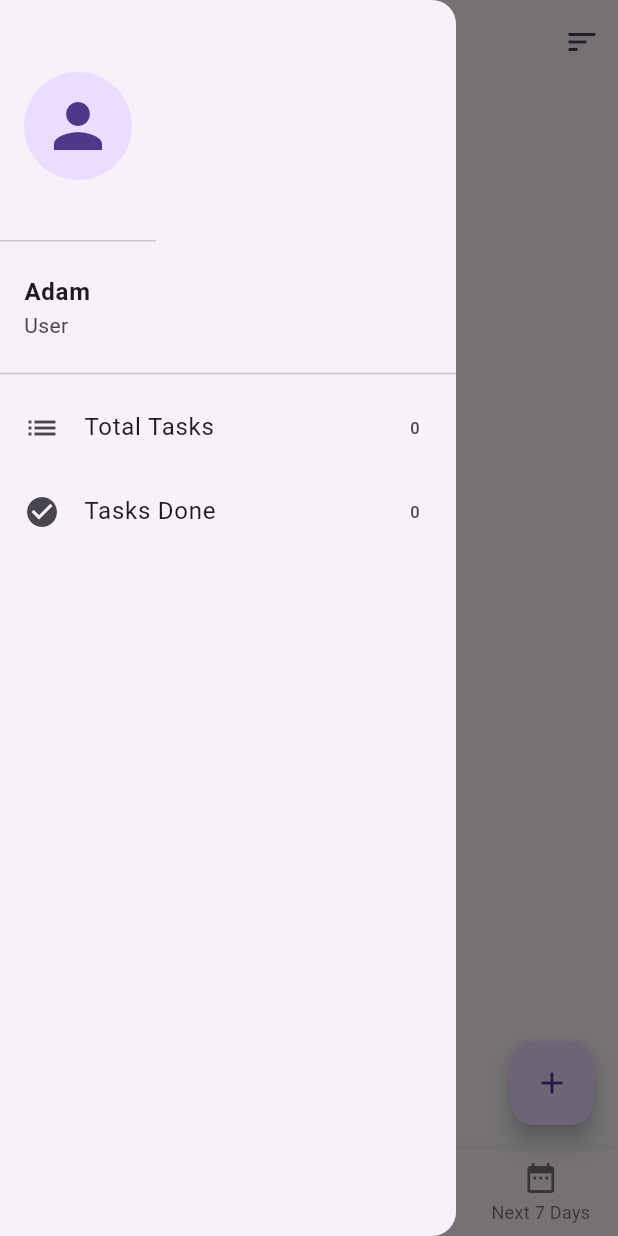
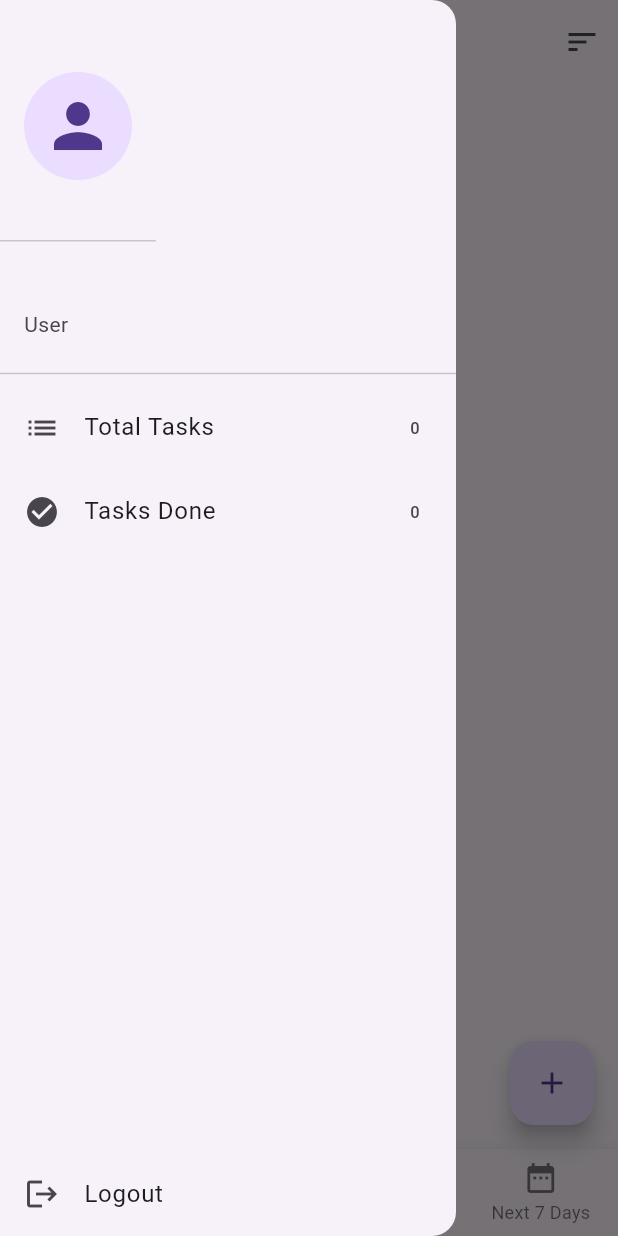
Before and after one commit to Adam-Ousse/todo_app, a Flutter app: the screen it shows after launch, after a tap on "Login", after a tap on the "menu" icon, on a phone screen of 412 x 824 dp. Run offline on Flutter 3.47's test engine with Material 3 defaults, Android fonts, the phone set to English and light mode, and no system bars; our stand-ins replace cloud_firestore, firebase_core, shared_preferences; accounts and stored records are empty.

Commit message:
add shared_preferences add logout

```diff
--- a/lib/add_edit_task_dialog.dart
+++ b/lib/add_edit_task_dialog.dart
@@ -130,6 +130,7 @@ Future<Task?> showAddEditTaskDialog(BuildContext context, {Task? taskToEdit}) {
                         dueDate: newDueDate,
                         tags: newTags,
                         priority: newPriority,
+                        username: '', // Will be set in main_screen
                       ),
                     );
                   }
--- a/lib/login_screen.dart
+++ b/lib/login_screen.dart
@@ -2,6 +2,7 @@ import 'package:flutter/material.dart';
 import 'main_screen.dart';
 import 'signup_screen.dart';
 import 'package:cloud_firestore/cloud_firestore.dart';
+import 'package:shared_preferences/shared_preferences.dart';
 
 class LoginScreen extends StatefulWidget {
   const LoginScreen({super.key});
@@ -40,10 +41,15 @@ class _LoginScreenState extends State<LoginScreen> {
           'status': 'success',
           'timestamp': FieldValue.serverTimestamp(),
         });
+        // Save username to SharedPreferences
+        final prefs = await SharedPreferences.getInstance();
+        await prefs.setString('username', username);
         if (mounted) {
           setState(() => _loading = false);
           Navigator.of(context).pushReplacement(
-            MaterialPageRoute(builder: (_) => const MyHomePage(title: 'Inbox')),
+            MaterialPageRoute(
+              builder: (_) => MyHomePage(title: 'Inbox', username: username),
+            ),
           );
         }
       } else {
--- a/lib/main.dart
+++ b/lib/main.dart
@@ -1,8 +1,9 @@
 import 'package:firebase_core/firebase_core.dart';
 import 'package:flutter/material.dart';
 import 'package:todo_app/firebase_options.dart';
-// import 'main_screen.dart';
 import 'login_screen.dart';
+import 'main_screen.dart';
+import 'package:shared_preferences/shared_preferences.dart';
 
 void main() async {
   WidgetsFlutterBinding.ensureInitialized();
@@ -12,13 +13,33 @@ void main() async {
 
 class MyApp extends StatelessWidget {
   const MyApp({super.key});
+
+  Future<Widget> _getStartScreen() async {
+    final prefs = await SharedPreferences.getInstance();
+    final username = prefs.getString('username');
+    if (username != null && username.isNotEmpty) {
+      return MyHomePage(title: 'Inbox', username: username);
+    }
+    return const LoginScreen();
+  }
+
   @override
   Widget build(BuildContext context) {
     return MaterialApp(
       debugShowCheckedModeBanner: false,
       title: 'To-Do App',
       theme: ThemeData(primarySwatch: Colors.blue, useMaterial3: true),
-      home: const LoginScreen(),
+      home: FutureBuilder<Widget>(
+        future: _getStartScreen(),
+        builder: (context, snapshot) {
+          if (snapshot.connectionState == ConnectionState.done) {
+            return snapshot.data!;
+          }
+          return const Scaffold(
+            body: Center(child: CircularProgressIndicator()),
+          );
+        },
+      ),
     );
   }
 }
--- a/lib/main_screen.dart
+++ b/lib/main_screen.dart
@@ -1,44 +1,113 @@
 import 'package:flutter/material.dart';
+import 'package:cloud_firestore/cloud_firestore.dart';
+import 'package:shared_preferences/shared_preferences.dart';
 import 'add_edit_task_dialog.dart';
+import 'login_screen.dart';
 
 // --- Models & Enums ---
 enum TaskPriority { low, medium, high }
 
 class Task {
+  String id; // Firestore doc id
   String title;
   String description;
   bool isDone;
   DateTime dueDate;
   List<String> tags;
   TaskPriority priority;
+  String username;
 
   Task({
+    this.id = '',
     required this.title,
     this.description = '',
     this.isDone = false,
     DateTime? dueDate,
     this.tags = const [],
     this.priority = TaskPriority.low,
+    required this.username,
   }) : dueDate = dueDate ?? DateTime.now();
+
+  Map<String, dynamic> toMap() => {
+    'title': title,
+    'description': description,
+    'isDone': isDone,
+    'dueDate': dueDate.millisecondsSinceEpoch,
+    'tags': tags,
+    'priority': priority.index,
+    'username': username,
+  };
+
+  static Task fromDoc(DocumentSnapshot doc) {
+    final data = doc.data() as Map<String, dynamic>;
+    return Task(
+      id: doc.id,
+      title: data['title'] ?? '',
+      description: data['description'] ?? '',
+      isDone: data['isDone'] ?? false,
+      dueDate: DateTime.fromMillisecondsSinceEpoch(data['dueDate'] ?? 0),
+      tags: List<String>.from(data['tags'] ?? []),
+      priority: TaskPriority.values[data['priority'] ?? 0],
+      username: data['username'] ?? '',
+    );
+  }
 }
 
 // --- Main Screen ---
 class MyHomePage extends StatefulWidget {
-  const MyHomePage({super.key, required this.title});
   final String title;
+  final String username;
+  const MyHomePage({super.key, required this.title, required this.username});
   @override
   State<MyHomePage> createState() => _MyHomePageState();
 }
 
 class _MyHomePageState extends State<MyHomePage> {
-  final List<Task> _tasks = [];
+  List<Task> _tasks = [];
   int _selectedTab = 0;
   String _sortMethod = "none"; // "none", "date", "priority"
+  bool _loading = true;
 
   // --- Drawer Info ---
-  String userName = "Adam";
+  String get userName => widget.username;
   int get totalTasks => _tasks.length;
   int get doneTasks => _tasks.where((t) => t.isDone).length;
+
+  @override
+  void initState() {
+    super.initState();
+    _fetchTasks();
+  }
+
+  Future<void> _fetchTasks() async {
+    setState(() => _loading = true);
+    final snap =
+        await FirebaseFirestore.instance
+            .collection('tasks')
+            .where('username', isEqualTo: widget.username)
+            .get();
+    _tasks = snap.docs.map((doc) => Task.fromDoc(doc)).toList();
+    _sortTasks();
+    setState(() => _loading = false);
+  }
+
+  Future<void> _addTaskToFirestore(Task task) async {
+    final doc = await FirebaseFirestore.instance
+        .collection('tasks')
+        .add(task.toMap());
+    task.id = doc.id;
+  }
+
+  Future<void> _updateTaskInFirestore(Task task) async {
+    await FirebaseFirestore.instance
+        .collection('tasks')
+        .doc(task.id)
+        .set(task.toMap());
+  }
+
+  Future<void> _deleteTaskFromFirestore(Task task) async {
+    await FirebaseFirestore.instance.collection('tasks').doc(task.id).delete();
+  }
 
   Drawer _buildDrawer() {
     return Drawer(
@@ -69,6 +138,21 @@ class _MyHomePageState extends State<MyHomePage> {
               leading: const Icon(Icons.check_circle),
               title: const Text("Tasks Done"),
               trailing: Text("$doneTasks"),
+            ),
+            const Spacer(),
+            ListTile(
+              leading: const Icon(Icons.logout),
+              title: const Text("Logout"),
+              onTap: () async {
+                final prefs = await SharedPreferences.getInstance();
+                await prefs.remove('username');
+                if (mounted) {
+                  Navigator.of(context).pushAndRemoveUntil(
+                    MaterialPageRoute(builder: (_) => const LoginScreen()),
+                    (route) => false,
+                  );
+                }
+              },
             ),
           ],
         ),
@@ -138,19 +222,22 @@ class _MyHomePageState extends State<MyHomePage> {
   void _showTaskDialog({Task? taskToEdit, int? taskIndex}) async {
     final result = await showAddEditTaskDialog(context, taskToEdit: taskToEdit);
     if (result != null) {
-      setState(() {
+      result.username = widget.username;
+      setState(() => _loading = true);
       if (taskToEdit == null) {
+        await _addTaskToFirestore(result);
         _tasks.add(result);
       } else {
+        result.id = taskToEdit.id;
+        await _updateTaskInFirestore(result);
         _tasks[taskIndex!] = result;
       }
       _sortTasks();
-      });
+      setState(() => _loading = false);
     }
   }
 
   void _sortTasks() {
-    setState(() {
     switch (_sortMethod) {
       case "date":
         _tasks.sort((a, b) => a.dueDate.compareTo(b.dueDate));
@@ -159,7 +246,7 @@ class _MyHomePageState extends State<MyHomePage> {
         _tasks.sort((a, b) => b.priority.index.compareTo(a.priority.index));
         break;
     }
-    });
+    setState(() {});
   }
 
   List<Task> _getFilteredTasks() {
@@ -204,6 +291,9 @@ class _MyHomePageState extends State<MyHomePage> {
   }
 
   Widget _buildTaskList(List<Task> filteredTasks) {
+    if (_loading) {
+      return const Center(child: CircularProgressIndicator());
+    }
     if (filteredTasks.isEmpty) {
       return const Center(child: Text('No tasks in this category'));
     }
@@ -215,7 +305,7 @@ class _MyHomePageState extends State<MyHomePage> {
         final decoration = task.isDone ? TextDecoration.lineThrough : null;
         final textColor = task.isDone ? Colors.grey : null;
         return Dismissible(
-          key: Key('task_${_tasks.indexOf(task)}'),
+          key: Key('task_${task.id}'),
           background: Container(
             color: Colors.red,
             alignment: Alignment.centerRight,
@@ -223,13 +313,16 @@ class _MyHomePageState extends State<MyHomePage> {
             child: const Icon(Icons.delete, color: Colors.white),
           ),
           direction: DismissDirection.endToStart,
-          onDismissed: (_) {
-            setState(() => _tasks.remove(task));
+          onDismissed: (_) async {
+            setState(() => _loading = true);
+            await _deleteTaskFromFirestore(task);
+            _tasks.removeWhere((t) => t.id == task.id);
+            setState(() => _loading = false);
           },
           child: Card(
             margin: const EdgeInsets.symmetric(horizontal: 8, vertical: 4),
             child: InkWell(
-              onTap: () => _editTask(_tasks.indexOf(task)),
+              onTap: () => _editTask(_tasks.indexWhere((t) => t.id == task.id)),
               child: Padding(
                 padding: const EdgeInsets.all(8.0),
                 child: Row(
@@ -237,8 +330,10 @@ class _MyHomePageState extends State<MyHomePage> {
                   children: [
                     Checkbox(
                       value: task.isDone,
-                      onChanged: (bool? value) {
+                      onChanged: (bool? value) async {
                         setState(() => task.isDone = value ?? false);
+                        await _updateTaskInFirestore(task);
+                        setState(() {});
                       },
                     ),
                     Expanded(
--- a/pubspec.yaml
+++ b/pubspec.yaml
@@ -36,6 +36,7 @@ dependencies:
   cupertino_icons: ^1.0.8
   firebase_core: any
   cloud_firestore: any
+  shared_preferences: ^2.2.2
 
 dev_dependencies:
   flutter_test:
```
Also changed, not shown: assets/icon/app_icon.png, 5 other files. Lines whose indentation alone changed are shown as unchanged.
